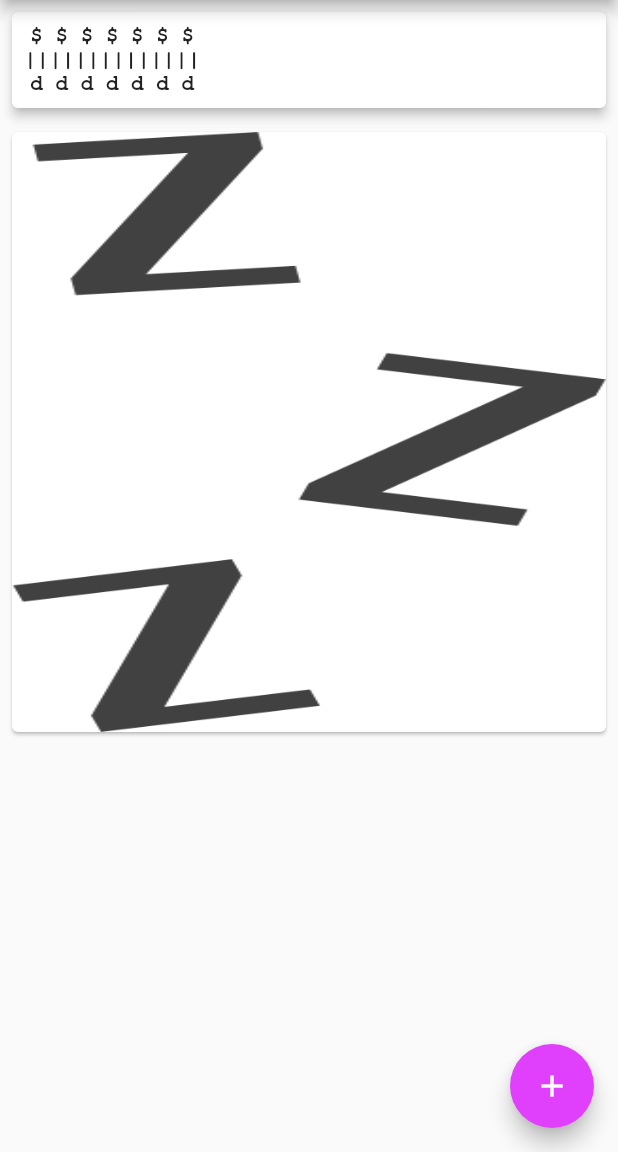
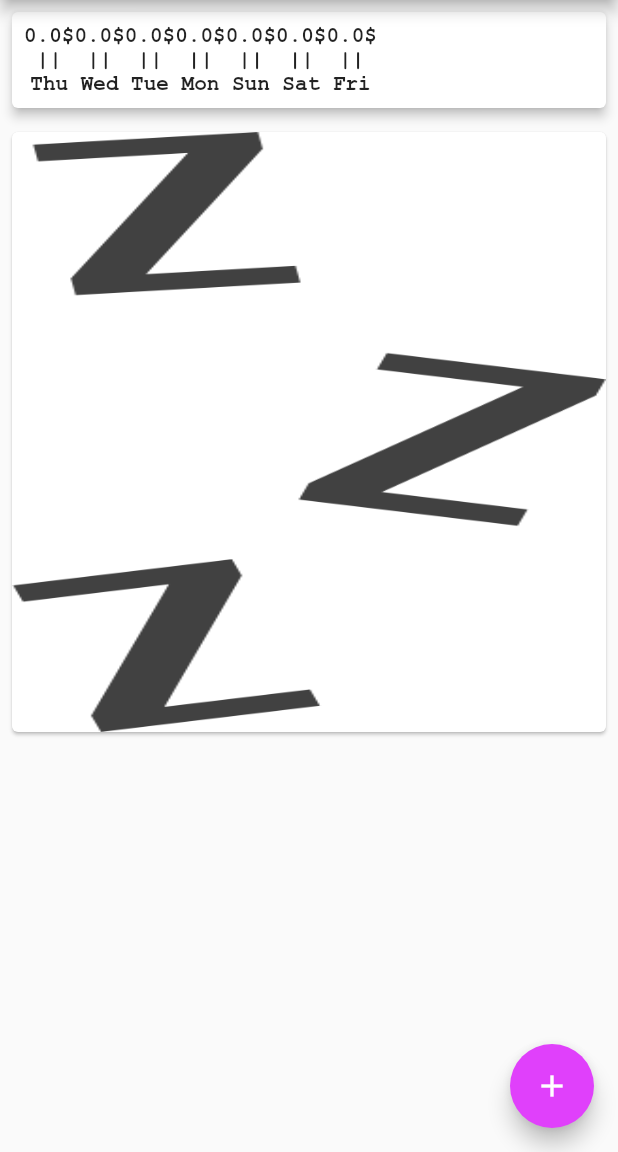
Before and after one commit to FadyFouad/expnse_planner_app, a Flutter app: the screen it shows after launch, on a phone screen of 412 x 824 dp, the part 84-1236 px from its top. Run offline on Flutter 3.47's test engine with Material 2 defaults, Android fonts, the phone set to English and light mode, and no system bars; project files that could hold a hidden picture were left out.

Commit message:
Transaction Chart

```diff
--- a/lib/widgets/chart.dart
+++ b/lib/widgets/chart.dart
@@ -22,9 +22,9 @@ class Chart extends StatelessWidget {
           children: transactionGroup.map((tx) {
             return Column(
               children: <Widget>[
-                Text('\$'),
+                Text('${tx['amount']}\$'),
                 Text('||'),
-                Text('d'),
+                Text('${tx['day']}'),
               ],
             );
           }).toList(),
```
